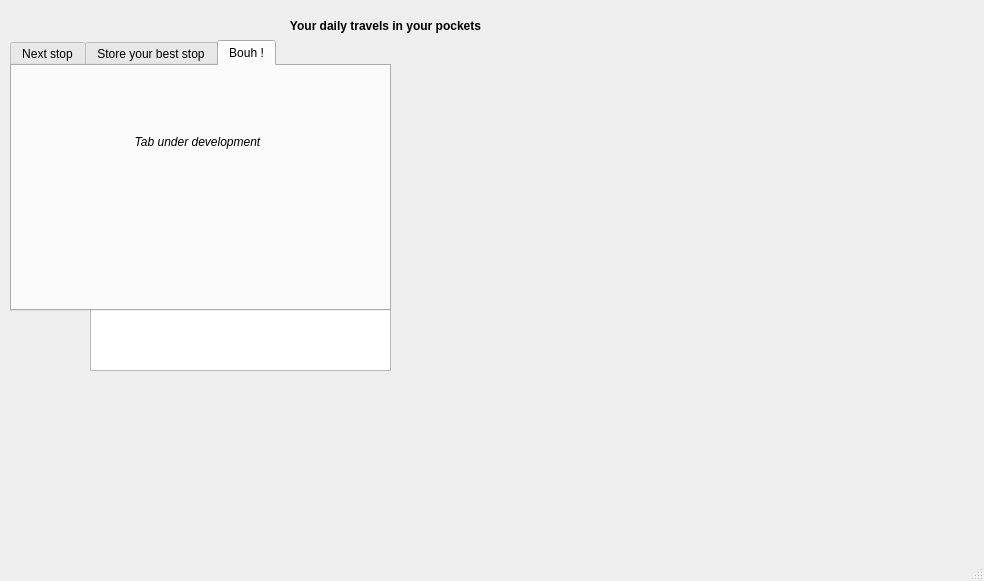
Old version of the form ui/MainWindow.ui in the repository nathanfourniol/neobibus.
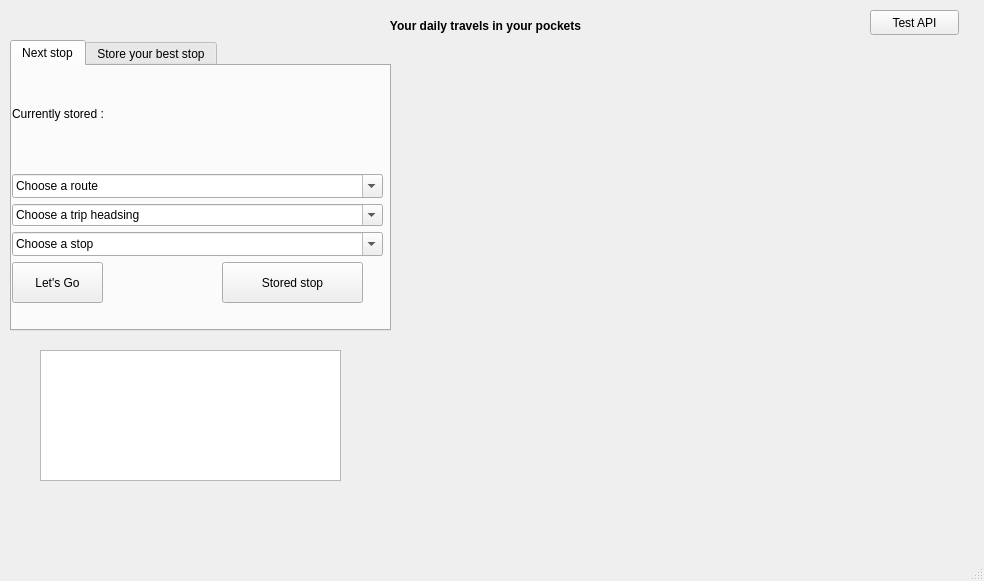
New version of the form. The open tabs and pages were chosen to show the change.

What changed in the file:
```diff
--- a/ui/MainWindow.ui
+++ b/ui/MainWindow.ui
@@ -23,8 +23,8 @@
    <widget class="QTextBrowser" name="textBrowser_display">
     <property name="geometry">
      <rect>
-      <x>90</x>
-      <y>240</y>
+      <x>40</x>
+      <y>350</y>
       <width>301</width>
       <height>131</height>
      </rect>
@@ -33,7 +33,7 @@
    <widget class="QLabel" name="label_catch_sentence">
     <property name="geometry">
      <rect>
-      <x>260</x>
+      <x>360</x>
       <y>10</y>
       <width>251</width>
       <height>31</height>
@@ -58,18 +58,24 @@
       <x>10</x>
       <y>40</y>
       <width>381</width>
-      <height>271</height>
+      <height>291</height>
      </rect>
     </property>
     <property name="tabPosition">
      <enum>QTabWidget::North</enum>
     </property>
+    <property name="tabShape">
+     <enum>QTabWidget::Rounded</enum>
+    </property>
     <property name="currentIndex">
      <number>0</number>
     </property>
     <property name="tabsClosable">
      <bool>false</bool>
     </property>
+    <property name="movable">
+     <bool>false</bool>
+    </property>
     <property name="tabBarAutoHide">
      <bool>false</bool>
     </property>
@@ -83,7 +89,7 @@
         <x>0</x>
         <y>20</y>
         <width>371</width>
-        <height>211</height>
+        <height>231</height>
        </rect>
       </property>
       <layout class="QVBoxLayout" name="verticalLayout">
@@ -104,6 +110,7 @@
          </property>
          <property name="font">
           <font>
+           <pointsize>13</pointsize>
            <weight>75</weight>
            <bold>true</bold>
           </font>
@@ -166,10 +173,10 @@
           </property>
           <property name="geometry">
            <rect>
-            <x>20</x>
-            <y>10</y>
-            <width>80</width>
-            <height>25</height>
+            <x>0</x>
+            <y>0</y>
+            <width>91</width>
+            <height>41</height>
            </rect>
           </property>
           <property name="sizePolicy">
@@ -194,9 +201,9 @@
           </property>
           <property name="geometry">
            <rect>
-            <x>250</x>
+            <x>210</x>
             <y>0</y>
-            <width>101</width>
+            <width>141</width>
             <height>41</height>
            </rect>
           </property>
@@ -210,7 +217,7 @@
            <enum>Qt::LeftToRight</enum>
           </property>
           <property name="text">
-           <string>User best stop</string>
+           <string>Stored stop</string>
           </property>
           <property name="checkable">
            <bool>false</bool>
@@ -341,46 +348,36 @@
       </layout>
      </widget>
     </widget>
-    <widget class="QWidget" name="tab_3">
-     <attribute name="title">
-      <string>Bouh !</string>
-     </attribute>
-     <widget class="QLabel" name="label_catch_sentence_2">
-      <property name="geometry">
-       <rect>
-        <x>60</x>
-        <y>60</y>
-        <width>251</width>
-        <height>31</height>
-       </rect>
-      </property>
-      <property name="font">
-       <font>
-        <weight>50</weight>
-        <italic>true</italic>
-        <bold>false</bold>
-       </font>
-      </property>
-      <property name="text">
-       <string>Tab under development</string>
-      </property>
-      <property name="alignment">
-       <set>Qt::AlignCenter</set>
-      </property>
-     </widget>
-    </widget>
    </widget>
    <widget class="QWidget" name="verticalLayoutWidget_3">
     <property name="geometry">
      <rect>
       <x>430</x>
       <y>60</y>
-      <width>371</width>
-      <height>301</height>
+      <width>531</width>
+      <height>431</height>
      </rect>
     </property>
     <layout class="QVBoxLayout" name="map_layout"/>
    </widget>
+   <widget class="QPushButton" name="pushButton_test_api">
+    <property name="geometry">
+     <rect>
+      <x>870</x>
+      <y>10</y>
+      <width>89</width>
+      <height>25</height>
+     </rect>
+    </property>
+    <property name="text">
+     <string>Test API</string>
+    </property>
+   </widget>
+   <zorder>textBrowser_display</zorder>
+   <zorder>label_catch_sentence</zorder>
+   <zorder>verticalLayoutWidget_3</zorder>
+   <zorder>tabWidget</zorder>
+   <zorder>pushButton_test_api</zorder>
   </widget>
   <widget class="QMenuBar" name="menubar">
    <property name="geometry">
```
Left out of the diff: 1 changed line with no effect on the pictures.
